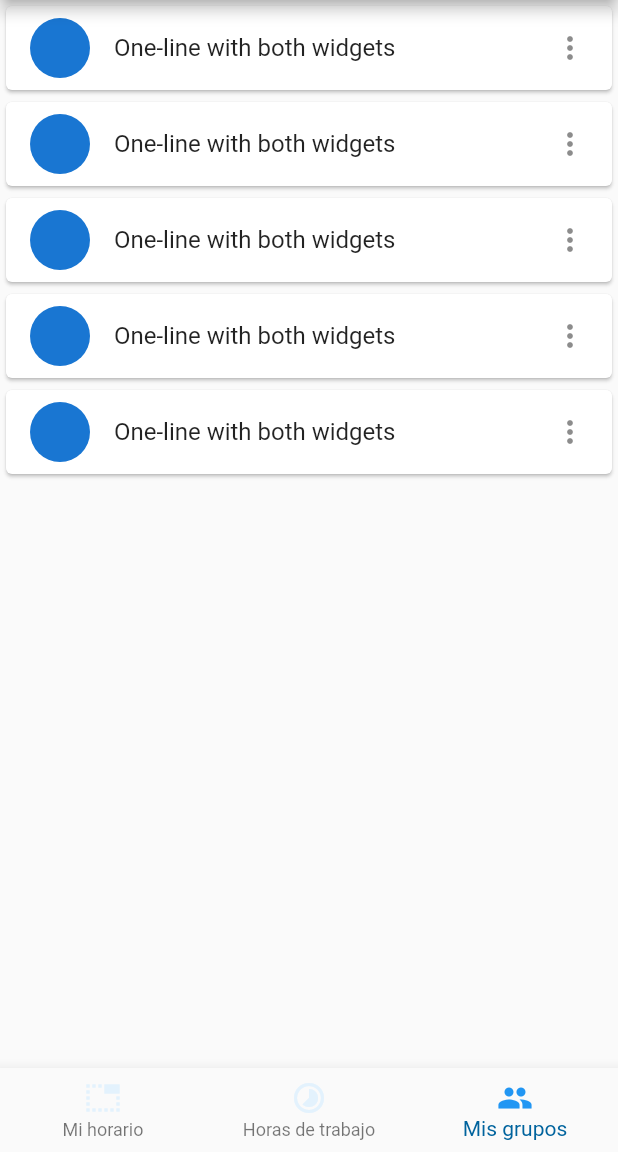
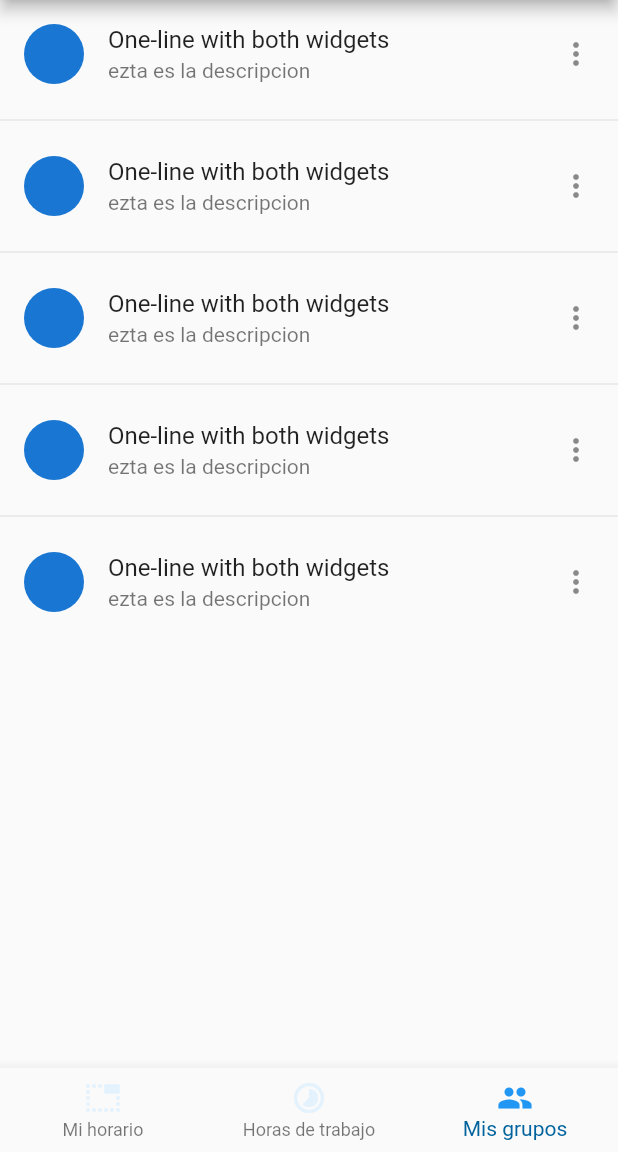
Before and after one commit to OppositeDragon/programador_reuniones_flutter, a Flutter app: the Dashboard screen opened by its route, swiped to page 3, on a phone screen of 412 x 824 dp, the part 84-1236 px from its top. Run offline on Flutter 3.47's test engine with Material 2 defaults, Android fonts, the phone set to English and light mode, and no system bars; our stand-ins replace firebase_core, flutter_riverpod, go_router; accounts and stored records are empty.

Commit message:
Lista responsiva y alineada al centro

```diff
--- a/lib/widgets/grupos_personal_widget.dart
+++ b/lib/widgets/grupos_personal_widget.dart
@@ -13,17 +13,23 @@ class _GruposPersonalState extends ConsumerState<GruposPersonal> {
 
   @override
   Widget build(BuildContext context) {
-    return ListView.builder(
+    return Align(
+      alignment: Alignment.topCenter,
+      child: ConstrainedBox(
+        constraints: const BoxConstraints(maxWidth: 550),
+        child: ListView.separated(
           itemCount: items.length,
+          separatorBuilder: (context, index) => const Divider(),
           itemBuilder: (context, index) {
-        return const Card(
-          child: ListTile(
+            return const ListTile(
               leading: CircleAvatar(),
               title: Text('One-line with both widgets'),
+              subtitle: Text('ezta es la descripcion'),
               trailing: Icon(Icons.more_vert),
-          ),
             );
           },
+        ),
+      ),
     );
   }
 }
```
Lines whose indentation alone changed are shown as unchanged.
